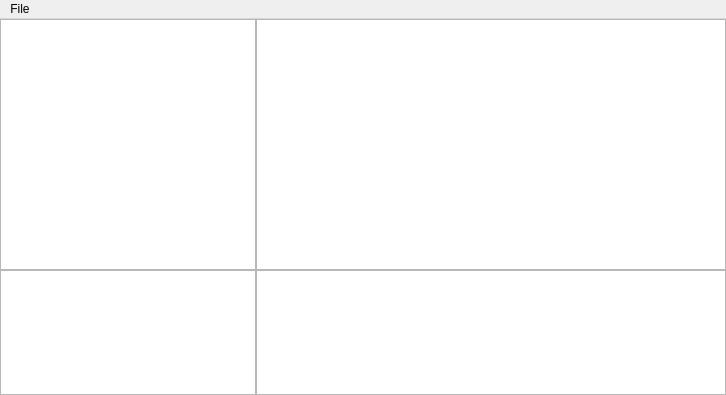
Above: hedgehog/mainwindow.ui from wellcome2AD/hedgehog before the change. Below: the same form after it.
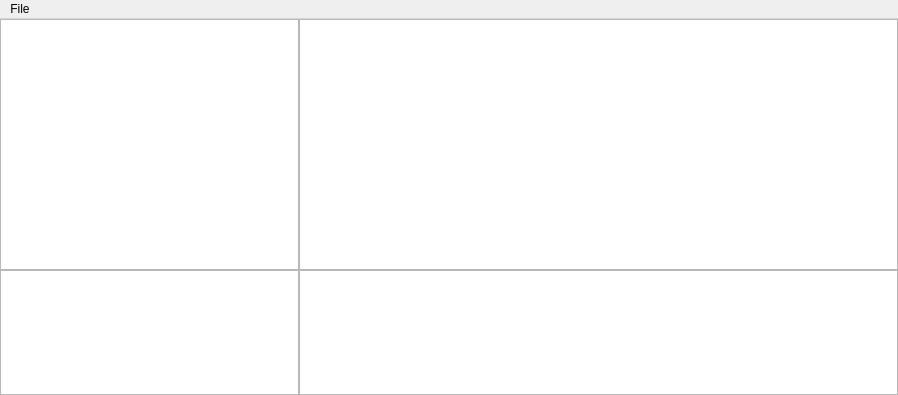
That is the form after the change.

Commit message: can read and write file

Diff of the .ui file:
```diff
--- a/hedgehog/mainwindow.ui
+++ b/hedgehog/mainwindow.ui
@@ -6,7 +6,7 @@
    <rect>
     <x>0</x>
     <y>0</y>
-    <width>726</width>
+    <width>898</width>
     <height>395</height>
    </rect>
   </property>
@@ -20,7 +20,7 @@
    <string>MainWindow</string>
   </property>
   <widget class="QWidget" name="centralwidget">
-   <layout class="QGridLayout" name="gridLayout" rowstretch="2,0,1" columnstretch="0,0,2">
+   <layout class="QGridLayout" name="gridLayout" rowstretch="2,0,1" columnstretch="0,1,2">
     <property name="leftMargin">
      <number>0</number>
     </property>
@@ -44,6 +44,12 @@
     </item>
     <item row="0" column="1">
      <widget class="QTreeView" name="treeView">
+      <property name="horizontalScrollBarPolicy">
+       <enum>Qt::ScrollBarAsNeeded</enum>
+      </property>
+      <property name="sizeAdjustPolicy">
+       <enum>QAbstractScrollArea::AdjustToContents</enum>
+      </property>
       <attribute name="headerVisible">
        <bool>false</bool>
       </attribute>
@@ -72,7 +78,7 @@
     <rect>
      <x>0</x>
      <y>0</y>
-     <width>726</width>
+     <width>898</width>
      <height>21</height>
     </rect>
    </property>
```
The commit also changes 2 other files.
